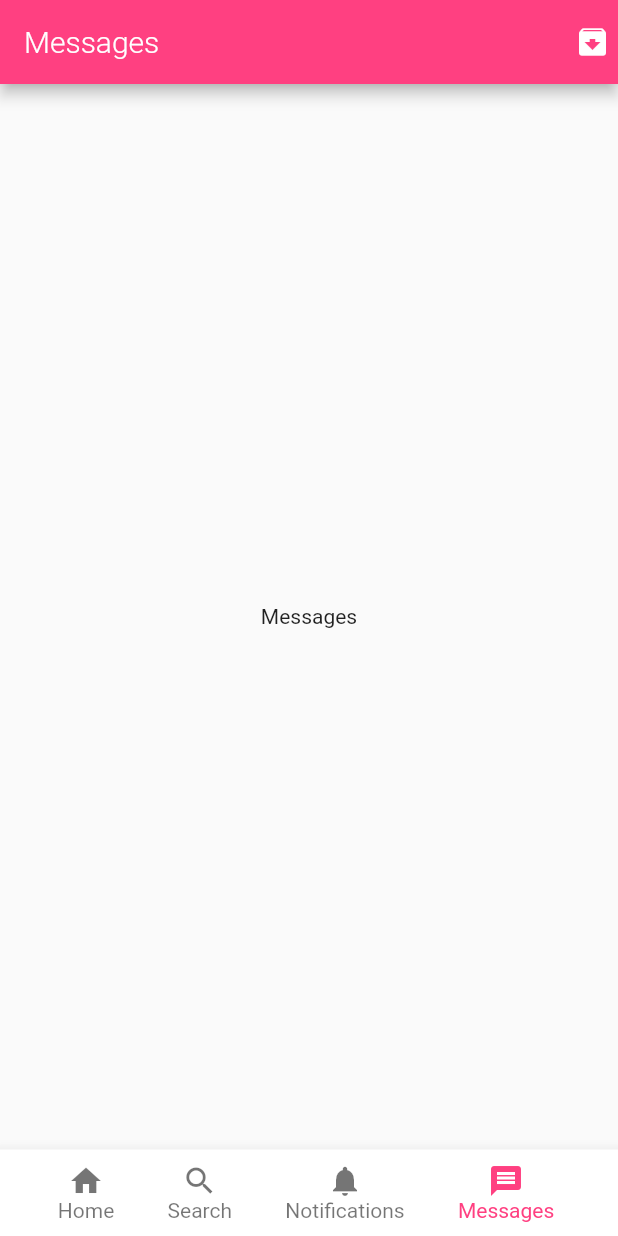
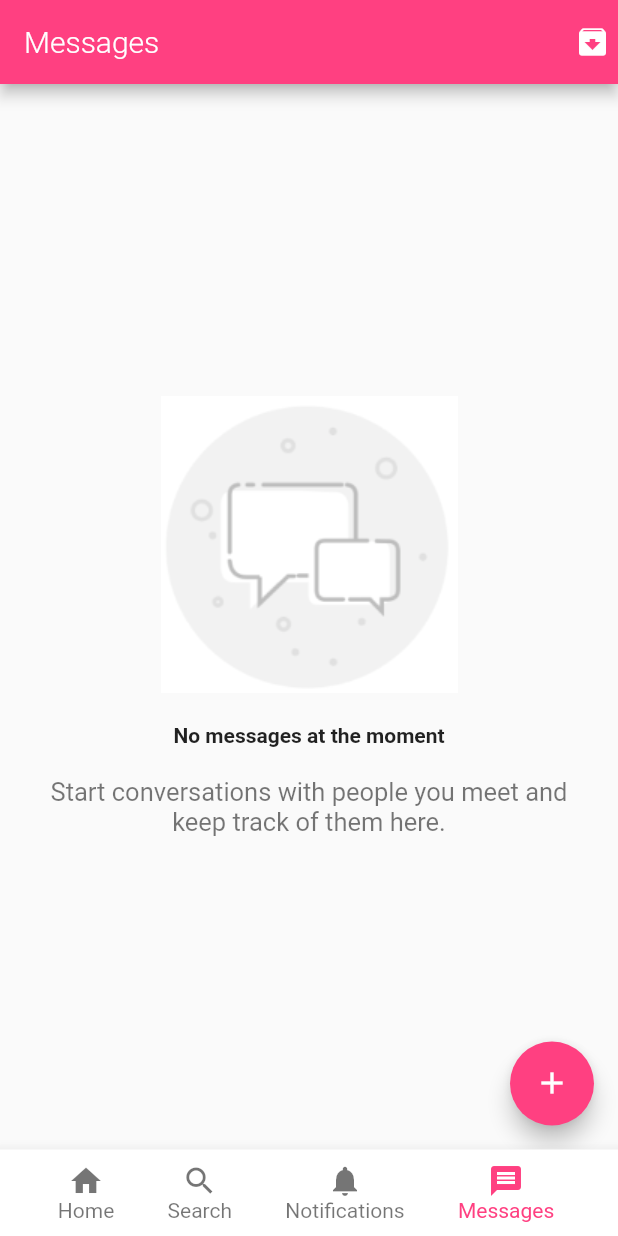
Before and after one commit to avalonsolutions/meetapp-devfest19, a Flutter app: the screen it shows after launch, item 4 of the bottom bar chosen, on a phone screen of 412 x 824 dp. Run offline on Flutter 3.47's test engine with Material 2 defaults, Android fonts, the phone set to English and light mode, and no system bars.

Commit message:
9. messages

```diff
--- a/lib/screens/messages/messages.dart
+++ b/lib/screens/messages/messages.dart
@@ -5,6 +5,36 @@ class MessagesScreen extends StatefulWidget{
   @override
   _MessagesScreenState createState() => _MessagesScreenState();
 }
+
+Widget _buildBody() =>
+  Center(
+    child: Column(
+      mainAxisAlignment: MainAxisAlignment.center,
+      children: <Widget>[
+        Image.asset('assets/images/messages.png'),
+        Padding(
+          padding: EdgeInsets.only(top: 20.0),
+          child: Text(
+            'No messages at the moment',
+            style: TextStyle(
+              fontWeight: FontWeight.w700,
+            ),
+          ),
+        ),
+        Padding(
+          padding: EdgeInsets.fromLTRB(20.0, 20.0, 20.0, 0.0),
+          child: Text(
+            'Start conversations with people you meet and keep track of them here.',
+            textAlign: TextAlign.center,
+            style: TextStyle(
+              color: Colors.black54,
+              fontSize: 17.0,
+            ),
+          ),
+        ),
+      ],
+    ),
+  );
 
 class _MessagesScreenState extends State<MessagesScreen>{
   @override
@@ -26,8 +56,11 @@ class _MessagesScreenState extends State<MessagesScreen>{
           )
         ],
       ),
-      body: Center(
-        child: Text('Messages'),
+      body: _buildBody(),
+      floatingActionButton: FloatingActionButton(
+        backgroundColor: Colors.pinkAccent,
+        child: Icon(Icons.add),
+        onPressed: (){},
       ),
     );
   }
--- a/pubspec.yaml
+++ b/pubspec.yaml
@@ -44,6 +44,7 @@ flutter:
   assets:
     - assets/images/logo.png
     - assets/images/avatar.png
+    - assets/images/messages.png
 
   # An image asset can refer to one or more resolution-specific "variants", see
   # https://flutter.dev/assets-and-images/#resolution-aware.
```
Also changed, not shown: assets/images/messages.png (added).
